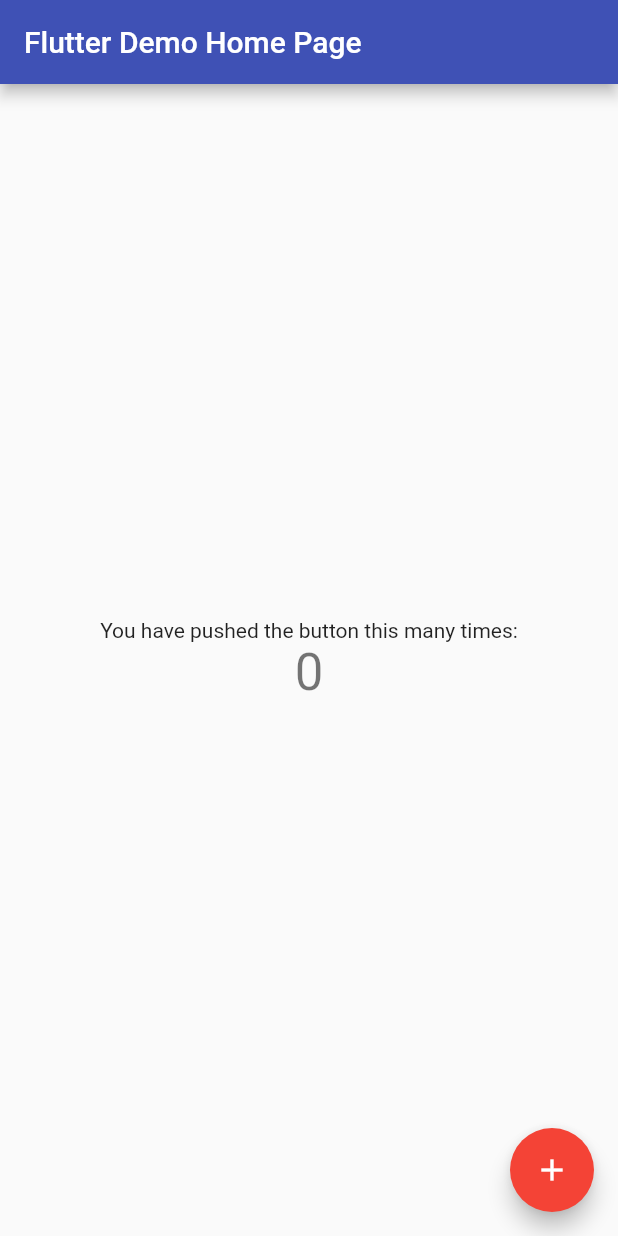
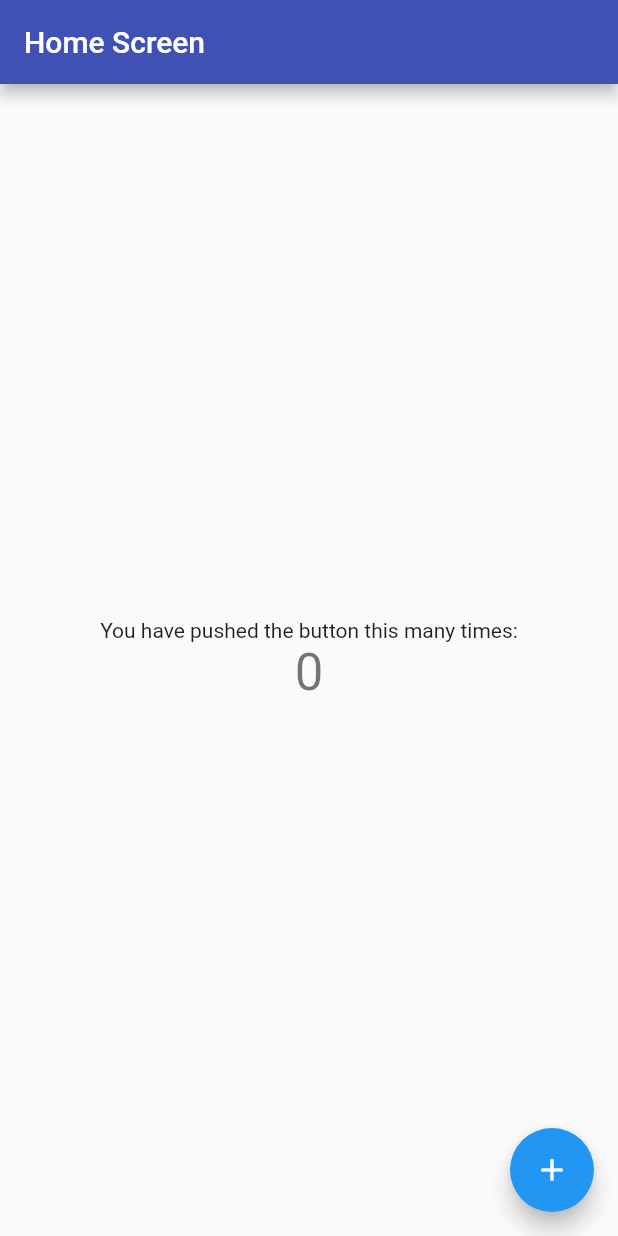
Before and after one commit to 246060/flutter_starter, a Flutter app: the screen it shows after launch, on a phone screen of 412 x 824 dp. Run offline on Flutter 3.47's test engine with Material 2 defaults, Android fonts, the phone set to English and light mode, and no system bars; our stand-ins replace flutter_riverpod, logger.

Commit message:
feat: theme 수정

```diff
--- a/lib/app.dart
+++ b/lib/app.dart
@@ -1,21 +1,25 @@
 import 'package:flutter/material.dart';
+import 'package:flutter_starter/common/configs/config.dart';
 import 'package:flutter_starter/common/styles/app_themes.dart';
 
 import 'home_screen.dart';
+
+final log = getLogger();
 
 class MyApp extends StatelessWidget {
   const MyApp({super.key});
 
   @override
   Widget build(BuildContext context) {
+    log.i("MyApp Build Started...");
 
     return MaterialApp(
-      title: 'Flutter Demo',
+      title: 'flutter quick start project',
       debugShowCheckedModeBanner: false,
       themeMode: ThemeMode.system,
-      theme: AppThemes.light,
-      darkTheme: AppThemes.dark,
-      home: const MyHomePage(title: 'Flutter Demo Home Page'),
+      theme: AppThemes().light,
+      darkTheme: AppThemes().dark,
+      home: const MyHomePage(title: 'Home Screen'),
     );
   }
 }
--- a/lib/common/styles/app_text_styles.dart
+++ b/lib/common/styles/app_text_styles.dart
@@ -1,42 +1,63 @@
 import 'package:flutter/material.dart';
+import 'package:flutter_starter/common/styles/styles.dart';
 
 class AppTextStyles {
-  static final baseLight = ThemeData.light().textTheme;
-  static final baseDark = ThemeData.dark().textTheme;
+  final TextTheme light;
+  final TextTheme dark;
 
-  static TextTheme get light => TextTheme(
-        titleSmall: baseLight.titleSmall?.copyWith(color: Colors.amber),
-        titleMedium: baseLight.titleMedium?.copyWith(color: Colors.cyan),
-        titleLarge: baseLight.titleLarge?.copyWith(color: Colors.amber),
-        labelSmall: baseLight.labelSmall?.copyWith(color: Colors.amber),
-        labelMedium: baseLight.labelMedium?.copyWith(color: Colors.amber),
-        labelLarge: baseLight.labelLarge?.copyWith(color: Colors.amber),
-        headlineSmall: baseLight.headlineSmall?.copyWith(color: Colors.amber),
-        headlineMedium: baseLight.headlineMedium?.copyWith(color: Colors.amber),
-        headlineLarge: baseLight.headlineLarge?.copyWith(color: Colors.amber),
-        displaySmall: baseLight.displaySmall?.copyWith(color: Colors.amber),
-        displayMedium: baseLight.displayMedium?.copyWith(color: Colors.amber),
-        displayLarge: baseLight.displayLarge?.copyWith(color: Colors.amber),
-        bodySmall: baseLight.bodySmall?.copyWith(color: Colors.amber),
-        bodyMedium: baseLight.bodyMedium?.copyWith(color: Colors.amber),
-        bodyLarge: baseLight.bodyLarge?.copyWith(color: Colors.amber),
-      );
+  AppTextStyles._()
+      : light = _light(),
+        dark = _dark();
 
-  static TextTheme get dark => TextTheme(
-        titleSmall: baseLight.titleSmall?.copyWith(color: Colors.amber),
-        titleMedium: baseLight.titleMedium?.copyWith(color: Colors.cyan),
-        titleLarge: baseLight.titleLarge?.copyWith(color: Colors.amber),
-        labelSmall: baseLight.labelSmall?.copyWith(color: Colors.amber),
-        labelMedium: baseLight.labelMedium?.copyWith(color: Colors.amber),
-        labelLarge: baseLight.labelLarge?.copyWith(color: Colors.amber),
-        headlineSmall: baseLight.headlineSmall?.copyWith(color: Colors.amber),
-        headlineMedium: baseLight.headlineMedium?.copyWith(color: Colors.amber),
-        headlineLarge: baseLight.headlineLarge?.copyWith(color: Colors.amber),
-        displaySmall: baseLight.displaySmall?.copyWith(color: Colors.amber),
-        displayMedium: baseLight.displayMedium?.copyWith(color: Colors.amber),
-        displayLarge: baseLight.displayLarge?.copyWith(color: Colors.amber),
-        bodySmall: baseLight.bodySmall?.copyWith(color: Colors.amber),
-        bodyMedium: baseLight.bodyMedium?.copyWith(color: Colors.amber),
-        bodyLarge: baseLight.bodyLarge?.copyWith(color: Colors.amber),
-      );
+  static final _instance = AppTextStyles._();
+
+  factory AppTextStyles() {
+    return _instance;
+  }
+
+  static TextTheme _light() {
+    final base = ThemeData.light();
+    final colors = AppLightColors();
+
+    return base.textTheme.copyWith(
+      titleSmall: base.textTheme.titleSmall,
+      titleMedium: null,
+      titleLarge: null,
+      labelSmall: null,
+      labelMedium: null,
+      labelLarge: null,
+      headlineSmall: null,
+      headlineMedium: null,
+      headlineLarge: null,
+      displaySmall: null,
+      displayMedium: null,
+      displayLarge: null,
+      bodySmall: null,
+      bodyMedium: null,
+      bodyLarge: null,
+    );
+  }
+
+  static TextTheme _dark() {
+    final base = ThemeData.dark();
+    final colors = AppDarkColors();
+
+    return base.textTheme.copyWith(
+      titleSmall: base.textTheme.titleSmall,
+      titleMedium: null,
+      titleLarge: null,
+      labelSmall: null,
+      labelMedium: null,
+      labelLarge: null,
+      headlineSmall: null,
+      headlineMedium: null,
+      headlineLarge: null,
+      displaySmall: null,
+      displayMedium: null,
+      displayLarge: null,
+      bodySmall: null,
+      bodyMedium: null,
+      bodyLarge: null,
+    );
+  }
 }
--- a/lib/common/styles/app_themes.dart
+++ b/lib/common/styles/app_themes.dart
@@ -1,12 +1,99 @@
 import 'package:flutter/material.dart';
-
-import 'styles.dart';
+import 'package:flutter_starter/common/styles/styles.dart';
 
 class AppThemes {
-  static final lightColors = AppLightColors();
-  static final darkColors = AppDarkColors();
+  late final ThemeData light;
+  late final ThemeData dark;
 
-  static ThemeData get light => ThemeData(colorScheme: lightColors.colorScheme);
+  AppThemes._()
+      : light = _light(),
+        dark = _dark();
 
-  static ThemeData get dark => ThemeData(colorScheme: darkColors.colorScheme);
+  static final _instance = AppThemes._();
+
+  factory AppThemes() {
+    return _instance;
+  }
+
+  static ThemeData _light() {
+    final baseTheme = ThemeData.light();
+    final baseColorScheme = baseTheme.colorScheme;
+    final colors = AppLightColors();
+
+    return baseTheme.copyWith(
+        textTheme: AppTextStyles().light,
+        colorScheme: baseColorScheme.copyWith(
+          primary: colors.primary,
+          onPrimary: null,
+          primaryContainer: null,
+          onPrimaryContainer: null,
+          secondary: null,
+          secondaryContainer: null,
+          onSecondary: null,
+          onSecondaryContainer: null,
+          background: null,
+          onBackground: null,
+          error: null,
+          errorContainer: null,
+          onError: null,
+          onErrorContainer: null,
+          tertiary: null,
+          tertiaryContainer: null,
+          onTertiary: null,
+          onTertiaryContainer: null,
+          surface: null,
+          surfaceTint: null,
+          surfaceVariant: null,
+          onSurface: null,
+          onSurfaceVariant: null,
+          outline: null,
+          outlineVariant: null,
+          scrim: null,
+          shadow: null,
+          inversePrimary: null,
+          inverseSurface: null,
+          onInverseSurface: null,
+        ));
+  }
+
+  static ThemeData _dark() {
+    final baseTheme = ThemeData.dark();
+    final baseColorScheme = baseTheme.colorScheme;
+    final colors = AppDarkColors();
+
+    return baseTheme.copyWith(
+        textTheme: AppTextStyles().dark,
+        colorScheme: baseColorScheme.copyWith(
+          primary: colors.primary,
+          onPrimary: null,
+          primaryContainer: null,
+          onPrimaryContainer: null,
+          secondary: null,
+          secondaryContainer: null,
+          onSecondary: null,
+          onSecondaryContainer: null,
+          background: null,
+          onBackground: null,
+          error: null,
+          errorContainer: null,
+          onError: null,
+          onErrorContainer: null,
+          tertiary: null,
+          tertiaryContainer: null,
+          onTertiary: null,
+          onTertiaryContainer: null,
+          surface: null,
+          surfaceTint: null,
+          surfaceVariant: null,
+          onSurface: null,
+          onSurfaceVariant: null,
+          outline: null,
+          outlineVariant: null,
+          scrim: null,
+          shadow: null,
+          inversePrimary: null,
+          inverseSurface: null,
+          onInverseSurface: null,
+        ));
+  }
 }
--- a/lib/common/styles/colors/app_colors.dart
+++ b/lib/common/styles/colors/app_colors.dart
@@ -1,5 +1,5 @@
-import 'package:flutter/material.dart';
+import 'dart:ui';
 
 abstract class AppColors {
-  ColorScheme get colorScheme;
+  Color get primary;
 }
--- a/lib/common/styles/colors/app_dark_colors.dart
+++ b/lib/common/styles/colors/app_dark_colors.dart
@@ -12,11 +12,5 @@ class AppDarkColors extends AppColors {
   }
 
   @override
-  ColorScheme get colorScheme {
-    return const ColorScheme.dark(
-        brightness: Brightness.dark,
-        primary: Colors.green,
-        secondary: Colors.yellow,
-        onSecondary: Colors.black);
-  }
+  Color get primary => Colors.black38;
 }
--- a/lib/common/styles/colors/app_light_colors.dart
+++ b/lib/common/styles/colors/app_light_colors.dart
@@ -12,11 +12,5 @@ class AppLightColors extends AppColors {
   }
 
   @override
-  ColorScheme get colorScheme {
-    return const ColorScheme.light(
-        brightness: Brightness.light,
-        primary: Colors.indigo,
-        secondary: Colors.red,
-        onSecondary: Colors.white);
-  }
+  Color get primary => Colors.indigo;
 }
--- a/lib/main.dart
+++ b/lib/main.dart
@@ -9,12 +9,12 @@ import 'common/configs/config.dart';
 final log = getLogger();
 
 void main() {
-  log.i("main start...");
+  log.i("flutter main function started...");
 
   runZonedGuarded(() async {
     WidgetsFlutterBinding.ensureInitialized();
 
-    // 추가 비동기 작업
+    // 작업 추가 할 영역...
 
     runApp(ProviderScope(observers: [ProviderLogger()], child: const MyApp()));
 
```
